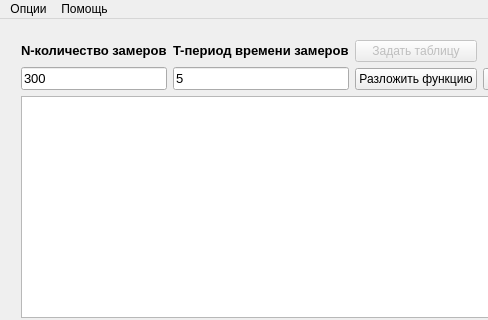
IvanTheCruel/Z5_circuits, file mainwindow.ui: the form before one commit; both pictures show x 0 to 488 and y 0 to 320 of the 796 by 513 pixel window.
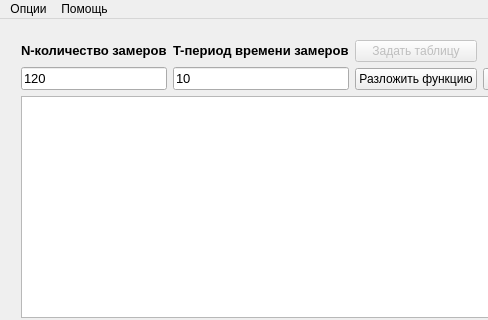
The form after the commit.

Commit message: начало делений

```diff
--- a/mainwindow.ui
+++ b/mainwindow.ui
@@ -93,7 +93,7 @@
             </font>
            </property>
            <property name="text">
-            <string>300</string>
+            <string>120</string>
            </property>
           </widget>
          </item>
@@ -105,7 +105,7 @@
             </font>
            </property>
            <property name="text">
-            <string>5</string>
+            <string>10</string>
            </property>
           </widget>
          </item>
```
The commit also changes 1 other file.
